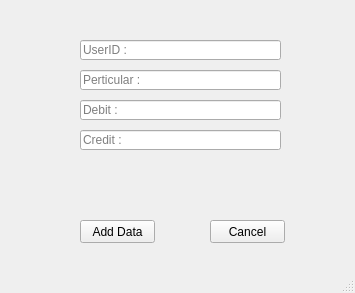
Above: Resources/Ui/table.ui from Darshitjivani/MBAS before the change. Below: the same form after it.
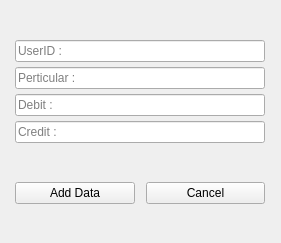
That is the form after the change.

What changed in the file:
```diff
--- a/Resources/Ui/table.ui
+++ b/Resources/Ui/table.ui
@@ -6,113 +6,192 @@
    <rect>
     <x>0</x>
     <y>0</y>
-    <width>355</width>
-    <height>293</height>
+    <width>281</width>
+    <height>243</height>
    </rect>
   </property>
+  <property name="sizePolicy">
+   <sizepolicy hsizetype="Preferred" vsizetype="Preferred">
+    <horstretch>0</horstretch>
+    <verstretch>0</verstretch>
+   </sizepolicy>
+  </property>
   <property name="windowTitle">
    <string>MainWindow</string>
   </property>
+  <property name="styleSheet">
+   <string notr="true">font: 10pt &quot;Sitka Text&quot;;</string>
+  </property>
   <widget class="QWidget" name="centralwidget">
-   <widget class="QLineEdit" name="line1">
-    <property name="geometry">
-     <rect>
-      <x>80</x>
-      <y>40</y>
-      <width>201</width>
-      <height>20</height>
-     </rect>
+   <layout class="QGridLayout" name="gridLayout_2">
+    <property name="leftMargin">
+     <number>0</number>
     </property>
-    <property name="text">
-     <string/>
+    <property name="topMargin">
+     <number>0</number>
     </property>
-    <property name="placeholderText">
-     <string>UserID : </string>
+    <property name="rightMargin">
+     <number>0</number>
     </property>
-   </widget>
-   <widget class="QLineEdit" name="line2">
-    <property name="geometry">
-     <rect>
-      <x>80</x>
-      <y>70</y>
-      <width>201</width>
-      <height>20</height>
-     </rect>
+    <property name="bottomMargin">
+     <number>0</number>
     </property>
-    <property name="text">
-     <string/>
+    <property name="spacing">
+     <number>0</number>
     </property>
-    <property name="placeholderText">
-     <string>Perticular : </string>
-    </property>
-   </widget>
-   <widget class="QLineEdit" name="line3">
-    <property name="geometry">
-     <rect>
-      <x>80</x>
-      <y>100</y>
-      <width>201</width>
-      <height>20</height>
-     </rect>
-    </property>
-    <property name="placeholderText">
-     <string>Debit : </string>
-    </property>
-   </widget>
-   <widget class="QLineEdit" name="line4">
-    <property name="geometry">
-     <rect>
-      <x>80</x>
-      <y>130</y>
-      <width>201</width>
-      <height>20</height>
-     </rect>
-    </property>
-    <property name="placeholderText">
-     <string>Credit : </string>
-    </property>
-   </widget>
-   <widget class="QPushButton" name="pdAddRaw">
-    <property name="geometry">
-     <rect>
-      <x>80</x>
-      <y>220</y>
-      <width>75</width>
-      <height>23</height>
-     </rect>
-    </property>
-    <property name="text">
-     <string>Add Data</string>
-    </property>
-    <property name="shortcut">
-     <string/>
-    </property>
-   </widget>
-   <widget class="QPushButton" name="cancel">
-    <property name="geometry">
-     <rect>
-      <x>210</x>
-      <y>220</y>
-      <width>75</width>
-      <height>23</height>
-     </rect>
-    </property>
-    <property name="text">
-     <string>Cancel</string>
-    </property>
-   </widget>
+    <item row="0" column="0">
+     <widget class="QWidget" name="widget" native="true">
+      <property name="sizePolicy">
+       <sizepolicy hsizetype="Expanding" vsizetype="Expanding">
+        <horstretch>0</horstretch>
+        <verstretch>0</verstretch>
+       </sizepolicy>
+      </property>
+      <layout class="QGridLayout" name="gridLayout">
+       <property name="leftMargin">
+        <number>15</number>
+       </property>
+       <property name="topMargin">
+        <number>5</number>
+       </property>
+       <property name="rightMargin">
+        <number>5</number>
+       </property>
+       <property name="bottomMargin">
+        <number>5</number>
+       </property>
+       <property name="spacing">
+        <number>5</number>
+       </property>
+       <item row="4" column="0" colspan="4">
+        <widget class="QLineEdit" name="leCredit">
+         <property name="minimumSize">
+          <size>
+           <width>0</width>
+           <height>0</height>
+          </size>
+         </property>
+         <property name="maximumSize">
+          <size>
+           <width>250</width>
+           <height>16777215</height>
+          </size>
+         </property>
+         <property name="placeholderText">
+          <string>Credit : </string>
+         </property>
+        </widget>
+       </item>
+       <item row="5" column="0" rowspan="2" colspan="2">
+        <widget class="QPushButton" name="pdAddRaw">
+         <property name="maximumSize">
+          <size>
+           <width>120</width>
+           <height>16777215</height>
+          </size>
+         </property>
+         <property name="text">
+          <string>Add Data</string>
+         </property>
+         <property name="shortcut">
+          <string/>
+         </property>
+        </widget>
+       </item>
+       <item row="2" column="0" colspan="4">
+        <widget class="QLineEdit" name="lePerticular">
+         <property name="maximumSize">
+          <size>
+           <width>250</width>
+           <height>16777215</height>
+          </size>
+         </property>
+         <property name="text">
+          <string/>
+         </property>
+         <property name="placeholderText">
+          <string>Perticular : </string>
+         </property>
+        </widget>
+       </item>
+       <item row="0" column="0" colspan="2">
+        <widget class="Line" name="line">
+         <property name="maximumSize">
+          <size>
+           <width>16777215</width>
+           <height>30</height>
+          </size>
+         </property>
+         <property name="styleSheet">
+          <string notr="true">background-color: transparent</string>
+         </property>
+         <property name="orientation">
+          <enum>Qt::Vertical</enum>
+         </property>
+        </widget>
+       </item>
+       <item row="3" column="0" colspan="4">
+        <widget class="QLineEdit" name="leDebit">
+         <property name="maximumSize">
+          <size>
+           <width>250</width>
+           <height>16777215</height>
+          </size>
+         </property>
+         <property name="placeholderText">
+          <string>Debit : </string>
+         </property>
+        </widget>
+       </item>
+       <item row="5" column="2" rowspan="2" colspan="2">
+        <widget class="QPushButton" name="pbcancel">
+         <property name="sizePolicy">
+          <sizepolicy hsizetype="Preferred" vsizetype="Fixed">
+           <horstretch>0</horstretch>
+           <verstretch>0</verstretch>
+          </sizepolicy>
+         </property>
+         <property name="maximumSize">
+          <size>
+           <width>119</width>
+           <height>16777215</height>
+          </size>
+         </property>
+         <property name="text">
+          <string>Cancel</string>
+         </property>
+        </widget>
+       </item>
+       <item row="1" column="0" colspan="4">
+        <widget class="QLineEdit" name="leUserid">
+         <property name="sizePolicy">
+          <sizepolicy hsizetype="Expanding" vsizetype="Fixed">
+           <horstretch>0</horstretch>
+           <verstretch>0</verstretch>
+          </sizepolicy>
+         </property>
+         <property name="maximumSize">
+          <size>
+           <width>250</width>
+           <height>16777215</height>
+          </size>
+         </property>
+         <property name="text">
+          <string/>
+         </property>
+         <property name="alignment">
+          <set>Qt::AlignLeading|Qt::AlignLeft|Qt::AlignVCenter</set>
+         </property>
+         <property name="placeholderText">
+          <string>UserID : </string>
+         </property>
+        </widget>
+       </item>
+      </layout>
+     </widget>
+    </item>
+   </layout>
   </widget>
-  <widget class="QMenuBar" name="menubar">
-   <property name="geometry">
-    <rect>
-     <x>0</x>
-     <y>0</y>
-     <width>355</width>
-     <height>21</height>
-    </rect>
-   </property>
-  </widget>
-  <widget class="QStatusBar" name="statusbar"/>
  </widget>
  <resources/>
  <connections/>
```
